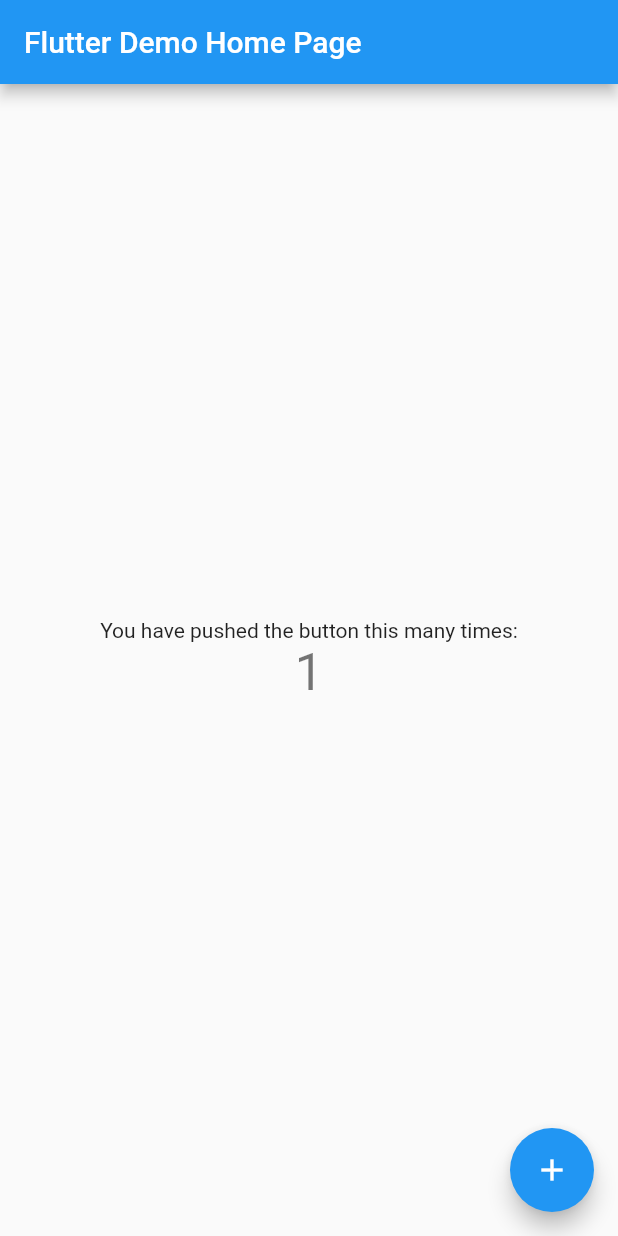
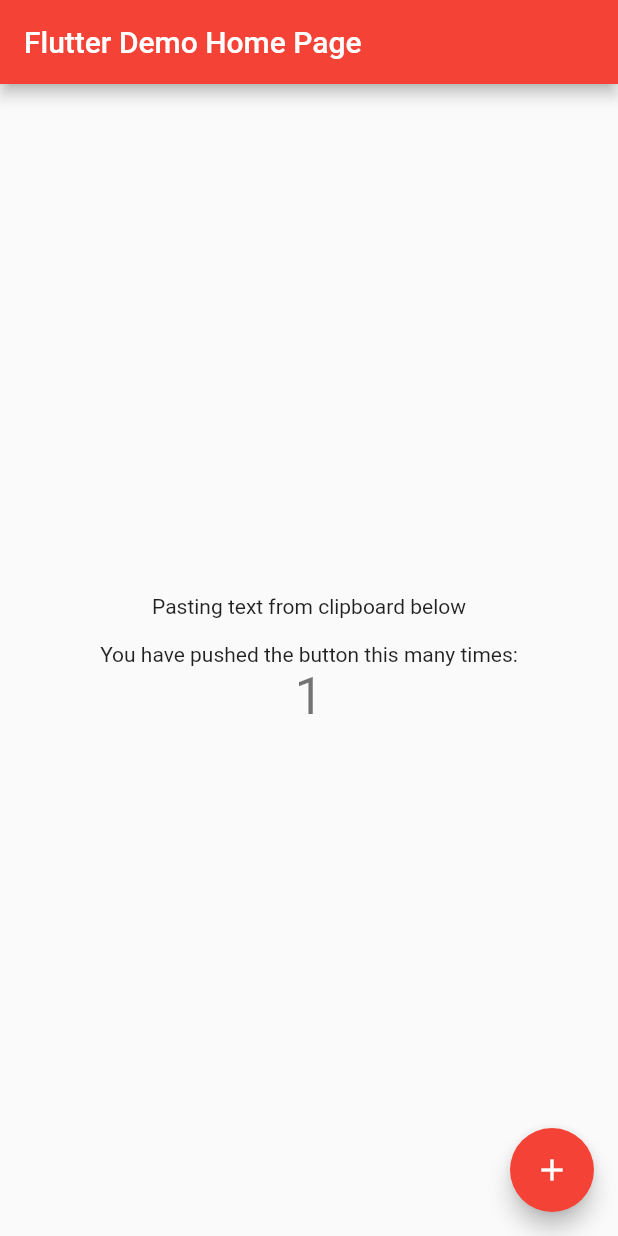
Before and after one commit to SentientMuffin/ClipStream, a Flutter app: the screen it shows after launch, after a tap on the "add" icon, on a phone screen of 412 x 824 dp. Run offline on Flutter 3.47's test engine with Material 2 defaults, Android fonts, the phone set to English and light mode, and no system bars.

Commit message:
Allow reading from clipboard

```diff
--- a/lib/main.dart
+++ b/lib/main.dart
@@ -1,4 +1,5 @@
 import 'package:flutter/material.dart';
+import 'package:flutter/services.dart';
 
 void main() {
   runApp(MyApp());
@@ -20,7 +21,7 @@ class MyApp extends StatelessWidget {
         // or simply save your changes to "hot reload" in a Flutter IDE).
         // Notice that the counter didn't reset back to zero; the application
         // is not restarted.
-        primarySwatch: Colors.blue,
+        primarySwatch: Colors.red,
       ),
       home: MyHomePage(title: 'Flutter Demo Home Page'),
     );
@@ -47,6 +48,7 @@ class MyHomePage extends StatefulWidget {
 
 class _MyHomePageState extends State<MyHomePage> {
   int _counter = 0;
+  String _textValue = '';
 
   void _incrementCounter() {
     setState(() {
@@ -56,6 +58,18 @@ class _MyHomePageState extends State<MyHomePage> {
       // _counter without calling setState(), then the build method would not be
       // called again, and so nothing would appear to happen.
       _counter++;
+    });
+  }
+
+  void _setClipboard() async {
+    ClipboardData data = ClipboardData(text: 'Override');
+    await Clipboard.setData(data);
+  }
+
+  void _getClipboard() async {
+    ClipboardData data = await Clipboard.getData(Clipboard.kTextPlain);
+    setState(() {
+      _textValue = data.text;
     });
   }
 
@@ -94,6 +108,12 @@ class _MyHomePageState extends State<MyHomePage> {
           mainAxisAlignment: MainAxisAlignment.center,
           children: <Widget>[
             Text(
+              'Pasting text from clipboard below',
+            ),
+            Text(
+              '$_textValue',
+            ),
+            Text(
               'You have pushed the button this many times:',
             ),
             Text(
@@ -104,7 +124,10 @@ class _MyHomePageState extends State<MyHomePage> {
         ),
       ),
       floatingActionButton: FloatingActionButton(
-        onPressed: _incrementCounter,
+        onPressed: () {
+          _incrementCounter();
+          _getClipboard();
+        },
         tooltip: 'Increment',
         child: Icon(Icons.add),
       ), // This trailing comma makes auto-formatting nicer for build methods.
```
